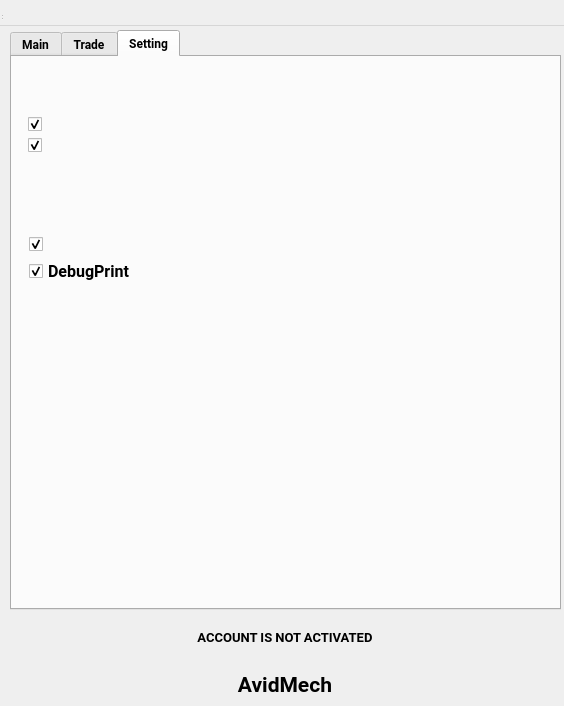
Old version of the form core/theme/ui/main.ui in the repository siavashvampire/python_trader.
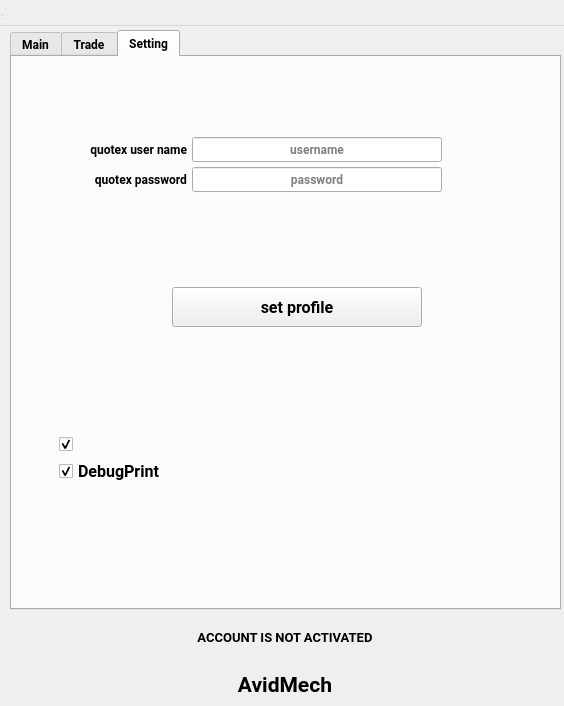
New version of the form. The open tabs and pages were chosen to show the change.

Commit message: add change username and password

Diff of the .ui file:
```diff
--- a/core/theme/ui/main.ui
+++ b/core/theme/ui/main.ui
@@ -898,59 +898,11 @@
      <attribute name="title">
       <string>Setting</string>
      </attribute>
-     <widget class="QWidget" name="formLayoutWidget">
-      <property name="geometry">
-       <rect>
-        <x>10</x>
-        <y>60</y>
-        <width>281</width>
-        <height>111</height>
-       </rect>
-      </property>
-      <layout class="QFormLayout" name="formLayout">
-       <property name="labelAlignment">
-        <set>Qt::AlignLeading|Qt::AlignLeft|Qt::AlignVCenter</set>
-       </property>
-       <property name="formAlignment">
-        <set>Qt::AlignLeading|Qt::AlignLeft|Qt::AlignTop</set>
-       </property>
-       <item row="0" column="1">
-        <widget class="QCheckBox" name="baleONOFFSendFlag">
-         <property name="font">
-          <font>
-           <pointsize>12</pointsize>
-          </font>
-         </property>
-         <property name="text">
-          <string/>
-         </property>
-         <property name="checked">
-          <bool>true</bool>
-         </property>
-        </widget>
-       </item>
-       <item row="1" column="1">
-        <widget class="QCheckBox" name="baleONOFFFlag">
-         <property name="font">
-          <font>
-           <pointsize>12</pointsize>
-          </font>
-         </property>
-         <property name="text">
-          <string/>
-         </property>
-         <property name="checked">
-          <bool>true</bool>
-         </property>
-        </widget>
-       </item>
-      </layout>
-     </widget>
      <widget class="QWidget" name="formLayoutWidget_6">
       <property name="geometry">
        <rect>
-        <x>10</x>
-        <y>180</y>
+        <x>40</x>
+        <y>380</y>
         <width>281</width>
         <height>111</height>
        </rect>
@@ -1022,6 +974,108 @@
        <bool>true</bool>
       </property>
      </widget>
+     <widget class="QLineEdit" name="quotex_username_lineEdit">
+      <property name="geometry">
+       <rect>
+        <x>180</x>
+        <y>80</y>
+        <width>250</width>
+        <height>25</height>
+       </rect>
+      </property>
+      <property name="text">
+       <string/>
+      </property>
+      <property name="alignment">
+       <set>Qt::AlignCenter</set>
+      </property>
+      <property name="placeholderText">
+       <string>username</string>
+      </property>
+     </widget>
+     <widget class="QLabel" name="quotex_username_label">
+      <property name="geometry">
+       <rect>
+        <x>65</x>
+        <y>80</y>
+        <width>110</width>
+        <height>25</height>
+       </rect>
+      </property>
+      <property name="text">
+       <string>quotex user name</string>
+      </property>
+      <property name="alignment">
+       <set>Qt::AlignRight|Qt::AlignTrailing|Qt::AlignVCenter</set>
+      </property>
+     </widget>
+     <widget class="QLabel" name="quotex_password_label">
+      <property name="geometry">
+       <rect>
+        <x>65</x>
+        <y>110</y>
+        <width>110</width>
+        <height>25</height>
+       </rect>
+      </property>
+      <property name="text">
+       <string>quotex password</string>
+      </property>
+      <property name="alignment">
+       <set>Qt::AlignRight|Qt::AlignTrailing|Qt::AlignVCenter</set>
+      </property>
+     </widget>
+     <widget class="QLineEdit" name="quotex_password_lineEdit">
+      <property name="geometry">
+       <rect>
+        <x>180</x>
+        <y>110</y>
+        <width>250</width>
+        <height>25</height>
+       </rect>
+      </property>
+      <property name="inputMask">
+       <string/>
+      </property>
+      <property name="text">
+       <string/>
+      </property>
+      <property name="echoMode">
+       <enum>QLineEdit::Password</enum>
+      </property>
+      <property name="alignment">
+       <set>Qt::AlignCenter</set>
+      </property>
+      <property name="placeholderText">
+       <string>password</string>
+      </property>
+     </widget>
+     <widget class="QPushButton" name="set_profile_pb">
+      <property name="geometry">
+       <rect>
+        <x>160</x>
+        <y>230</y>
+        <width>250</width>
+        <height>40</height>
+       </rect>
+      </property>
+      <property name="font">
+       <font>
+        <pointsize>12</pointsize>
+        <weight>75</weight>
+        <bold>true</bold>
+       </font>
+      </property>
+      <property name="cursor">
+       <cursorShape>PointingHandCursor</cursorShape>
+      </property>
+      <property name="styleSheet">
+       <string notr="true"/>
+      </property>
+      <property name="text">
+       <string>set profile</string>
+      </property>
+     </widget>
     </widget>
    </widget>
    <widget class="QLabel" name="Status_label_bot">
```
The commit also changes 6 other files.
